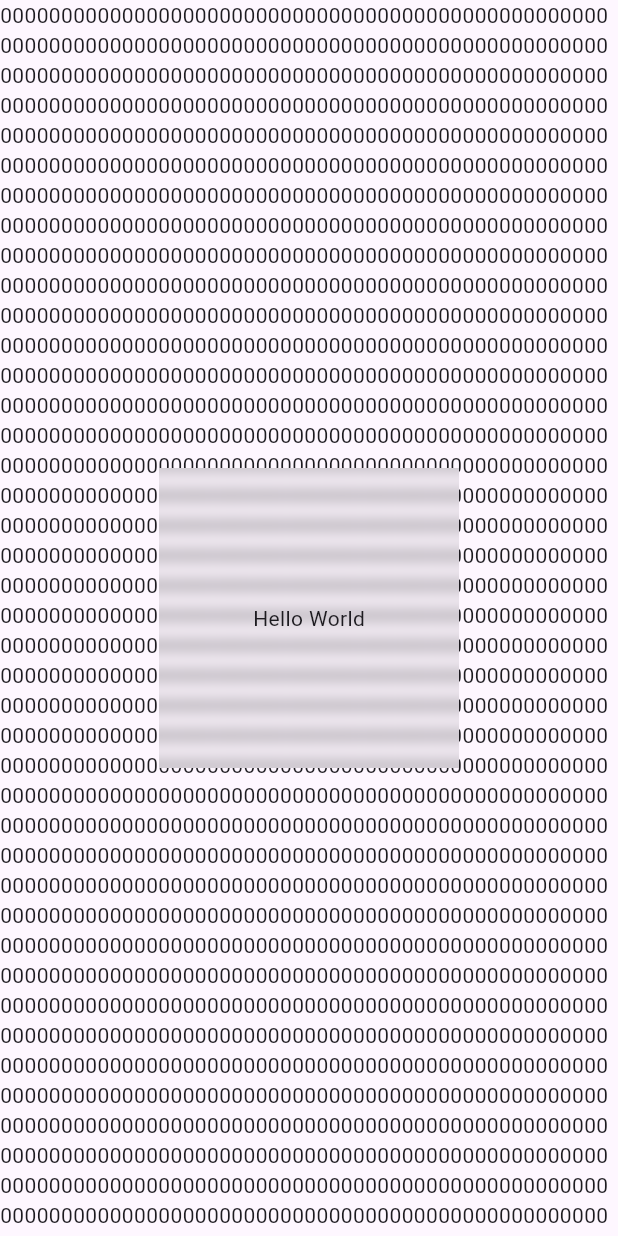
After one commit to fahmi54321/learn_flutter_widget, a Flutter app: the screen it shows after launch, after a tap on "Backdropfilter", on a phone screen of 412 x 824 dp. The commit adds this screen. Run offline on Flutter 3.47's test engine with Material 2 defaults, Android fonts, the phone set to English and light mode, and no system bars.

Commit message:
backdropfilter

```diff
--- /dev/null
+++ b/lib/backdropfilter_example.dart
@@ -0,0 +1,37 @@
+import 'dart:ui';
+
+import 'package:flutter/material.dart';
+
+class BackdropfilterExample extends StatelessWidget {
+  const BackdropfilterExample({super.key});
+
+  @override
+  Widget build(BuildContext context) {
+    return SafeArea(
+      child: Scaffold(
+        body: Stack(
+          fit: StackFit.expand,
+          children: <Widget>[
+            Text('0' * 10000),
+            Center(
+              child: ClipRect(
+                child: BackdropFilter(
+                  filter: ImageFilter.blur(
+                    sigmaX: 5.0,
+                    sigmaY: 5.0,
+                  ),
+                  child: Container(
+                    alignment: Alignment.center,
+                    width: 200.0,
+                    height: 200.0,
+                    child: const Text('Hello World'),
+                  ),
+                ),
+              ),
+            ),
+          ],
+        ),
+      ),
+    );
+  }
+}
--- a/lib/home_page.dart
+++ b/lib/home_page.dart
@@ -13,6 +13,7 @@ import 'package:learn_flutter_widget/animated_widget_example.dart';
 import 'package:learn_flutter_widget/app_bar_example.dart';
 import 'package:learn_flutter_widget/aspect_ratio_example.dart';
 import 'package:learn_flutter_widget/autocomplete_example.dart';
+import 'package:learn_flutter_widget/backdropfilter_example.dart';
 import 'package:learn_flutter_widget/physical_model.dart';
 
 class HomePage extends StatelessWidget {
@@ -195,6 +196,17 @@ class HomePage extends StatelessWidget {
                     },
                     child: const Text('Autocomplete'),
                   ),
+                  ElevatedButton(
+                    onPressed: () {
+                      Navigator.push(
+                        context,
+                        MaterialPageRoute(
+                          builder: (_) => BackdropfilterExample(),
+                        ),
+                      );
+                    },
+                    child: const Text('Backdropfilter'),
+                  ),
                 ],
               ),
             ),
```
